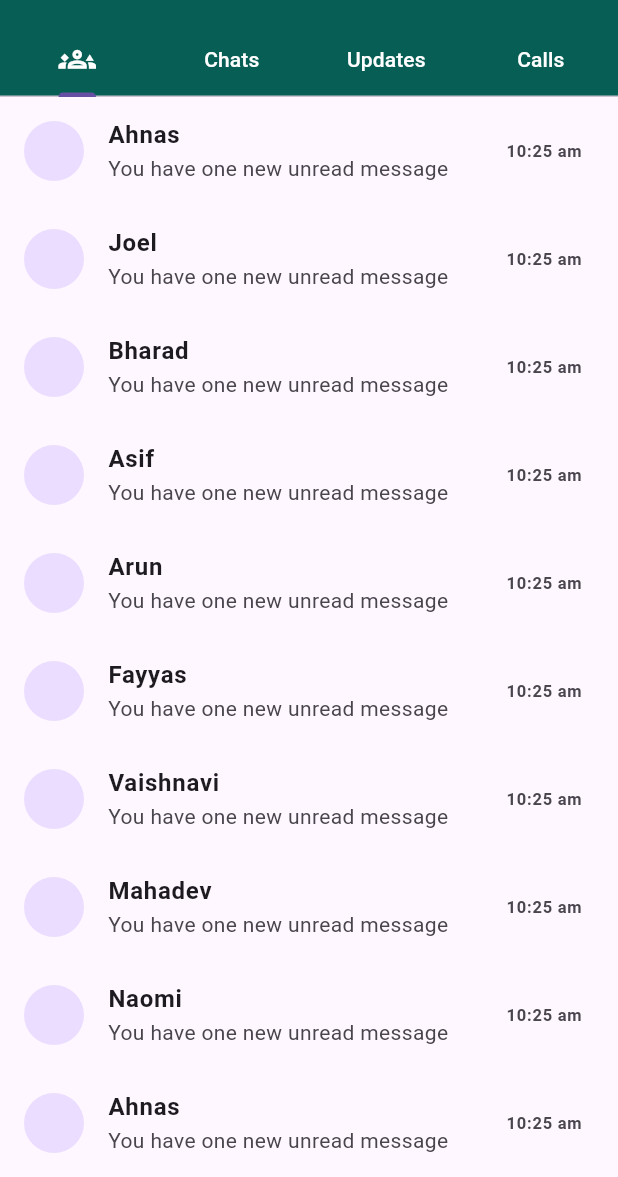
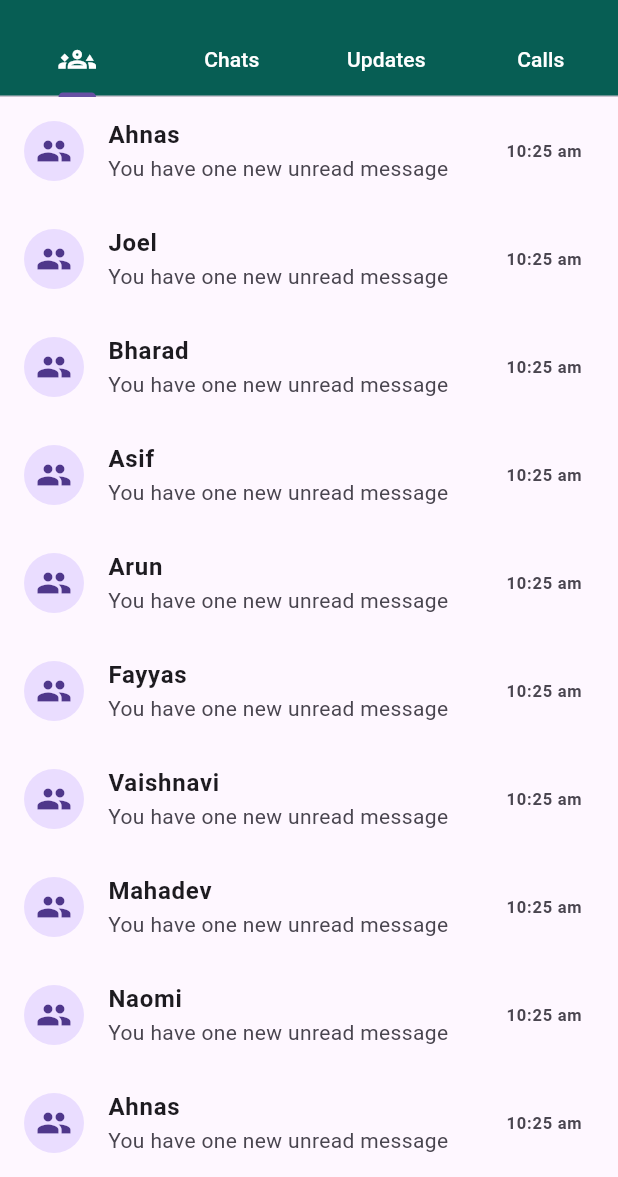
Before and after one commit to MhdMuzammilN/WhatsApp_Clone, a Flutter app: the screen it shows after launch, on a phone screen of 412 x 824 dp, the part 59-1236 px from its top. Run offline on Flutter 3.47's test engine with Material 3 defaults, Android fonts, the phone set to English and light mode, and no system bars.

Commit message:
profile avatar icon updated

```diff
--- a/lib/main.dart
+++ b/lib/main.dart
@@ -122,7 +122,9 @@ class Profiles extends StatelessWidget {
   @override
   Widget build(BuildContext context) {
     return ListTile(
-      leading: const CircleAvatar(),
+      leading: const CircleAvatar(
+        child: Icon(Icons.group),
+      ),
       title: Text(
         name,
         style: const TextStyle(fontWeight: FontWeight.bold),
```
